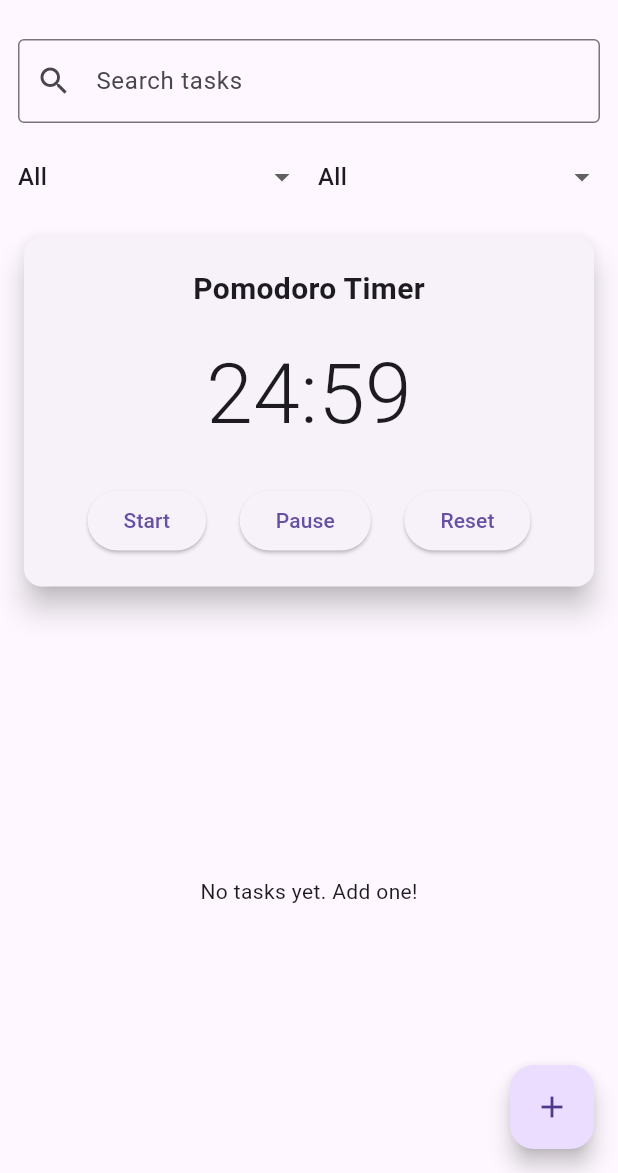
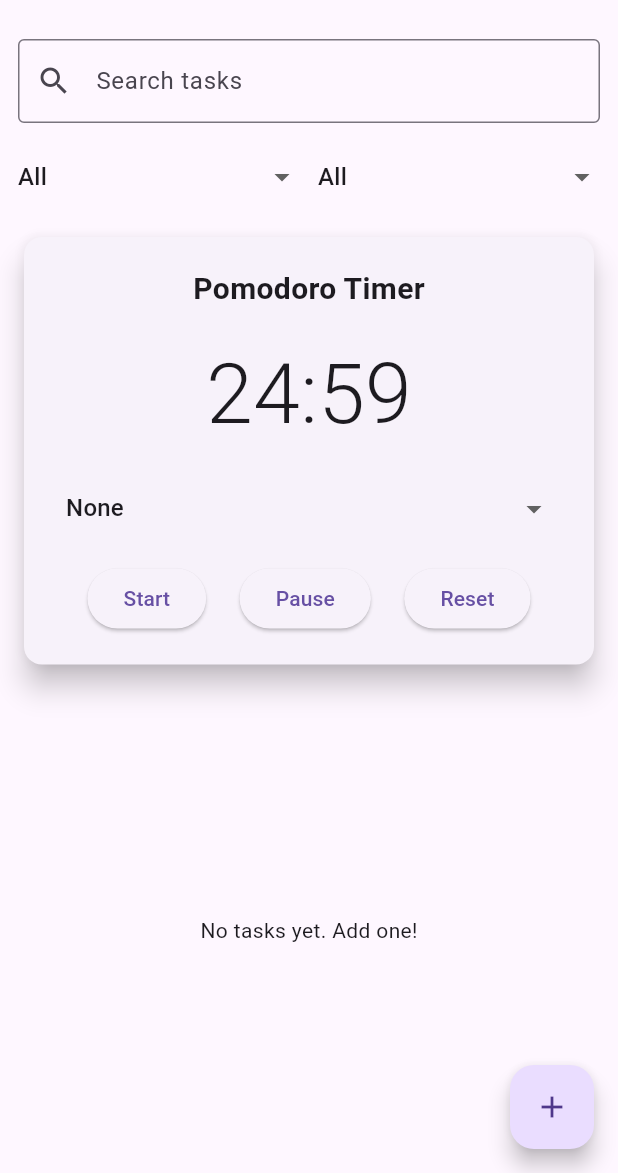
Before and after one commit to adhilkrishnag/focusflow, a Flutter app: the screen it shows after launch, after a tap on "Start", on a phone screen of 412 x 824 dp, the part 63-1236 px from its top. Run offline on Flutter 3.47's test engine with Material 3 defaults, Android fonts, the phone set to English and light mode, and no system bars; our stand-ins replace flutter_local_notifications, flutter_native_timezone, flutter_riverpod, flutter_slidable, glassmorphism, hive and 3 more; accounts and stored records are empty.

Commit message:
feat: attach pomodoro to selected task; init notifications/timezone

```diff
--- a/lib/main.dart
+++ b/lib/main.dart
@@ -2,6 +2,8 @@ import 'package:flutter/material.dart';
 import 'package:flutter_riverpod/flutter_riverpod.dart';
 import 'package:hive_flutter/hive_flutter.dart';
 import 'package:shared_preferences/shared_preferences.dart';
+
+import 'services/notifications.dart';
 
 import 'models/task.dart';
 import 'providers/theme_provider.dart';
@@ -20,6 +22,7 @@ void main() async {
   final taskBox = await Hive.openBox<Task>('tasks');
 
   final sharedPrefs = await SharedPreferences.getInstance();
+  await initNotifications();
 
   runApp(
     ProviderScope(
--- a/lib/providers/task_providers.dart
+++ b/lib/providers/task_providers.dart
@@ -1,9 +1,10 @@
 import 'package:flutter_riverpod/flutter_riverpod.dart';
 import 'package:intl/intl.dart';
-import 'package:flutter_local_notifications/flutter_local_notifications.dart';
 import 'package:timezone/timezone.dart' as tz;
 import '../models/task.dart';
 import '../repositories/task_repository.dart';
+import 'package:flutter_local_notifications/flutter_local_notifications.dart';
+import '../services/notifications.dart';
 
 final tasksProvider = AsyncNotifierProvider<Tasks, List<Task>>(Tasks.new);
 
@@ -39,7 +40,7 @@ class Tasks extends AsyncNotifier<List<Task>> {
   }
 
   void _schedule(Task task) async {
-    final notif = FlutterLocalNotificationsPlugin();
+    final notif = flutterLocalNotificationsPlugin;
     final due = task.dueDate!;
     if (due.isBefore(DateTime.now())) return;
 
@@ -65,6 +66,15 @@ class Tasks extends AsyncNotifier<List<Task>> {
           UILocalNotificationDateInterpretation.absoluteTime,
     );
   }
+}
+
+final activeTaskProvider =
+    NotifierProvider<ActiveTask, String?>(ActiveTask.new);
+
+class ActiveTask extends Notifier<String?> {
+  @override
+  String? build() => null;
+  void set(String? uuid) => state = uuid;
 }
 
 final completedPercentageProvider = FutureProvider<int>((ref) async {
--- /dev/null
+++ b/lib/services/notifications.dart
@@ -0,0 +1,25 @@
+import 'package:flutter_local_notifications/flutter_local_notifications.dart';
+import 'package:timezone/data/latest.dart' as tz;
+import 'package:flutter_native_timezone/flutter_native_timezone.dart';
+import 'package:timezone/timezone.dart' as tz;
+
+final FlutterLocalNotificationsPlugin flutterLocalNotificationsPlugin =
+    FlutterLocalNotificationsPlugin();
+
+Future<void> initNotifications() async {
+  const androidInit = AndroidInitializationSettings('@mipmap/ic_launcher');
+  const iosInit = DarwinInitializationSettings();
+
+  await flutterLocalNotificationsPlugin.initialize(
+    const InitializationSettings(android: androidInit, iOS: iosInit),
+  );
+
+  // Initialize timezone data and set local location
+  tz.initializeTimeZones();
+  try {
+    final String current = await FlutterNativeTimezone.getLocalTimezone();
+    tz.setLocalLocation(tz.getLocation(current));
+  } catch (_) {
+    tz.setLocalLocation(tz.local);
+  }
+}
--- a/lib/widgets/pomodoro_timer.dart
+++ b/lib/widgets/pomodoro_timer.dart
@@ -1,6 +1,9 @@
 import 'package:flutter/material.dart';
 import 'package:flutter_riverpod/flutter_riverpod.dart';
 import '../providers/timer_provider.dart';
+import '../providers/task_providers.dart';
+
+import '../models/task.dart';
 
 class PomodoroTimerWidget extends ConsumerWidget {
   const PomodoroTimerWidget({super.key});
@@ -18,16 +21,62 @@ class PomodoroTimerWidget extends ConsumerWidget {
         padding: const EdgeInsets.all(20),
         child: Column(
           children: [
-            const Text('Pomodoro Timer', style: TextStyle(fontSize: 20, fontWeight: FontWeight.bold)),
+            const Text('Pomodoro Timer',
+                style: TextStyle(fontSize: 20, fontWeight: FontWeight.bold)),
             const SizedBox(height: 16),
-            Text('$minutes:$secs', style: const TextStyle(fontSize: 56, fontWeight: FontWeight.w300)),
-            const SizedBox(height: 20),
+            Text('$minutes:$secs',
+                style:
+                    const TextStyle(fontSize: 56, fontWeight: FontWeight.w300)),
+            const SizedBox(height: 12),
+            // Active task selector
+            Padding(
+              padding: const EdgeInsets.symmetric(horizontal: 8.0),
+              child: Consumer(
+                builder: (context, ref2, _) {
+                  final tasksAsync = ref2.watch(tasksProvider);
+                  final active = ref2.watch(activeTaskProvider);
+                  return tasksAsync.when(
+                    data: (tasks) {
+                      final items = <DropdownMenuItem<String?>>[
+                        const DropdownMenuItem(
+                            value: null, child: Text('None')),
+                        ...tasks.map((Task t) => DropdownMenuItem(
+                            value: t.uuid, child: Text(t.title)))
+                      ];
+                      return DropdownButtonHideUnderline(
+                        child: DropdownButton<String?>(
+                          isExpanded: true,
+                          value: active,
+                          items: items,
+                          onChanged: (v) =>
+                              ref2.read(activeTaskProvider.notifier).set(v),
+                        ),
+                      );
+                    },
+                    loading: () => const SizedBox(
+                        height: 40,
+                        child: Center(child: CircularProgressIndicator())),
+                    error: (_, __) => const Text('Failed to load tasks'),
+                  );
+                },
+              ),
+            ),
+            const SizedBox(height: 12),
             Row(
               mainAxisAlignment: MainAxisAlignment.spaceEvenly,
               children: [
-                ElevatedButton(onPressed: () => ref.read(pomodoroTimerProvider.notifier).start(), child: const Text('Start')),
-                ElevatedButton(onPressed: () => ref.read(pomodoroTimerProvider.notifier).pause(), child: const Text('Pause')),
-                ElevatedButton(onPressed: () => ref.read(pomodoroTimerProvider.notifier).reset(), child: const Text('Reset')),
+                ElevatedButton(
+                    onPressed: () =>
+                        ref.read(pomodoroTimerProvider.notifier).start(),
+                    child: const Text('Start')),
+                ElevatedButton(
+                    onPressed: () =>
+                        ref.read(pomodoroTimerProvider.notifier).pause(),
+                    child: const Text('Pause')),
+                ElevatedButton(
+                    onPressed: () =>
+                        ref.read(pomodoroTimerProvider.notifier).reset(),
+                    child: const Text('Reset')),
               ],
             ),
           ],
--- a/pubspec.yaml
+++ b/pubspec.yaml
@@ -15,6 +15,7 @@ dependencies:
   uuid: ^4.4.0
   flutter_local_notifications: ^17.0.0
   timezone: ^0.9.4
+  flutter_native_timezone: ^2.0.0
   intl: ^0.19.0
   glassmorphism: ^3.0.0
   animations: ^2.0.11
```
Also changed, not shown: lib/providers/timer_provider.dart (+31 -7 lines), pubspec.lock, 1 other file.
